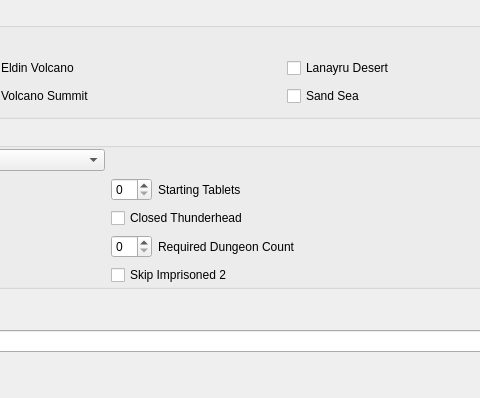
Qt form gui/randogui.ui (ssrando/ssrando) before a commit; both pictures show x 344 to 824 and y 292 to 690 of the 952 by 690 pixel window.
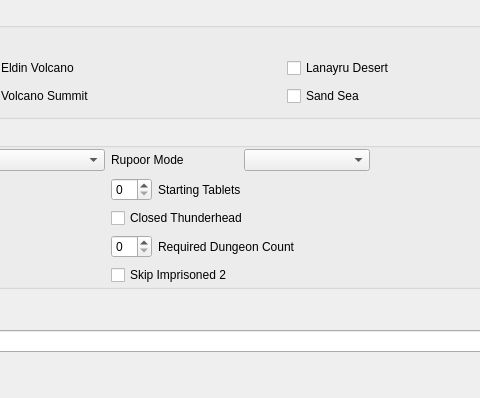
The same form after that commit.

Commit message: basic rupoor setup, added mode is kinda broken sometimes

```diff
--- a/gui/randogui.ui
+++ b/gui/randogui.ui
@@ -402,6 +402,20 @@
         </property>
        </widget>
       </item>
+      <item row="0" column="2" colspan="2">
+       <layout class="QHBoxLayout" name="horizontalLayout_7">
+        <item>
+         <widget class="QLabel" name="label_4">
+          <property name="text">
+           <string>Rupoor Mode</string>
+          </property>
+         </widget>
+        </item>
+        <item>
+         <widget class="QComboBox" name="option_rupoor_mode"/>
+        </item>
+       </layout>
+      </item>
      </layout>
     </widget>
    </widget>
```
The commit also changes 3 other files.
